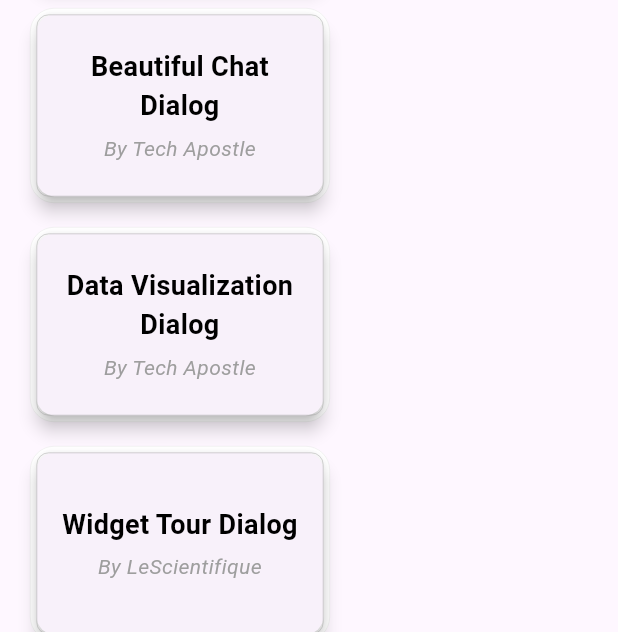
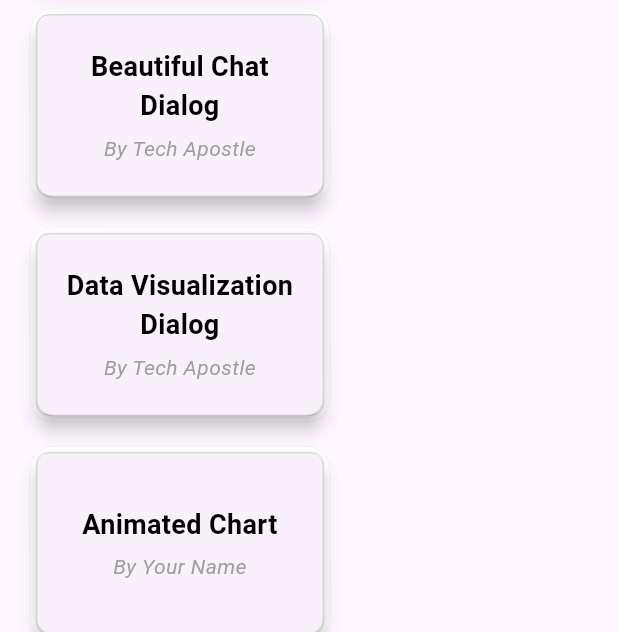
Before and after one commit to Docteur-Parfait/beautiful_dialog, a Flutter app: the screen it shows after launch, scrolled down 2880 dp, on a phone screen of 412 x 824 dp, the part 604-1236 px from its top. Run offline on Flutter 3.47's test engine with Material 3 defaults, Android fonts, the phone set to English and light mode, and no system bars; our stand-ins replace audioplayers, bot_toast, chat_bubbles, file_picker, fl_chart, flutter_card_swiper and 4 more; missing offline and left inert: dart:html.

Commit message:
Refactor dialog_view.dart and add animated chart dialog functionality

```diff
--- a/lib/views/dialog_view.dart
+++ b/lib/views/dialog_view.dart
@@ -1,3 +1,4 @@
+import 'package:beautiful_dialog/dialogs/animated_chart_dialog.dart';
 import 'package:beautiful_dialog/dialogs/animated_confirmation_dialog.dart';
 import 'package:beautiful_dialog/dialogs/data_visualization_dialog.dart';
 import 'package:beautiful_dialog/dialogs/gamified_dialog.dart';
@@ -240,6 +241,14 @@ class _DialogViewState extends State<DialogView> {
                         context),
               ),
               CustomButton(
+                text: "Animated Chart",
+                author: "Your Name",
+                onTap: () => ChartDialog.showChartDialog(
+                context,
+                title: "Weekly Stats",
+                ),
+              ),
+              CustomButton(
                 text: "Widget Tour Dialog",
                 author: "LeScientifique",
                 onTap: () {
```
